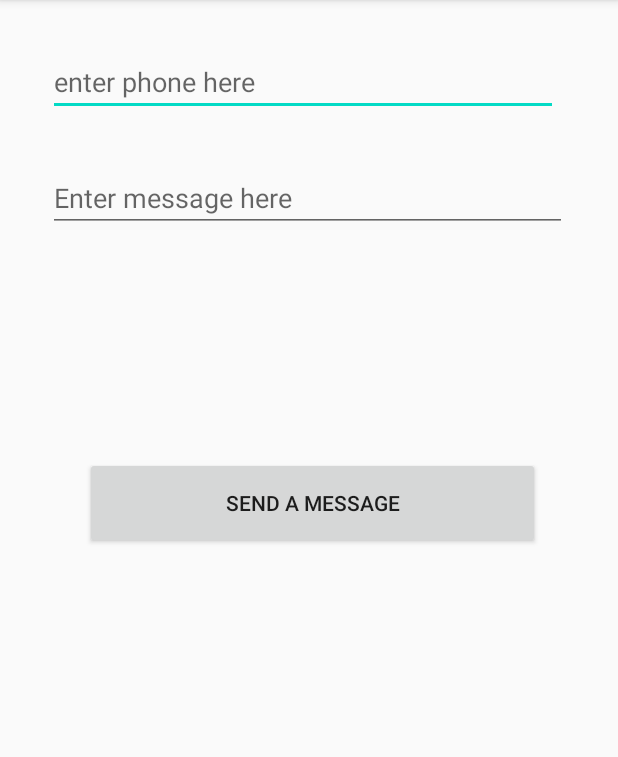
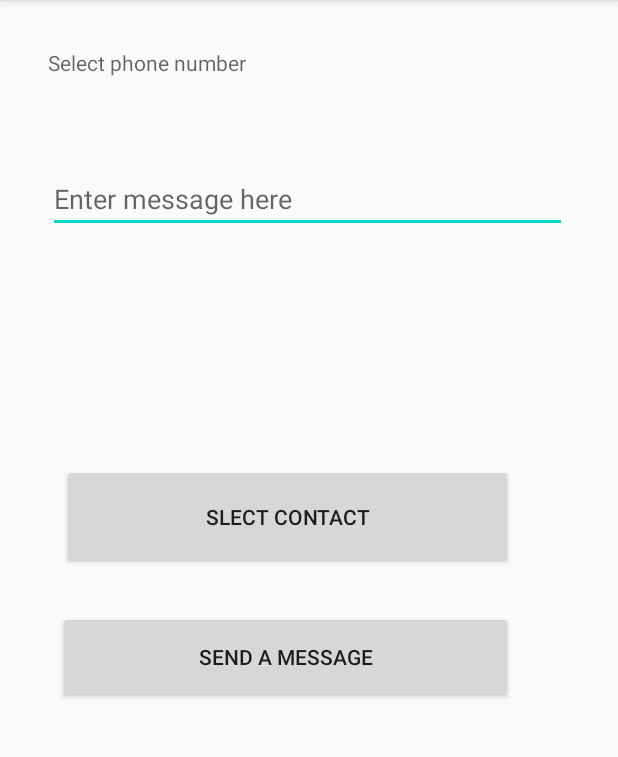
Before and after one commit to fpunch/NoweeProject, an Android app: the ChatActivity screen opened directly, with no data from a screen before it, after a tap on "SEND A MESSAGE", on a phone screen of 412 x 824 dp, the part 84-841 px from its top. Run offline under Robolectric (Android 15) with nearby library versions, the phone set to English and light mode, and no system bars; 1 statement that could not run was skipped.

Commit message:
6:54 13/10

```diff
--- a/app/src/main/java/com/example/noweeproject/ChatActivity.java
+++ b/app/src/main/java/com/example/noweeproject/ChatActivity.java
@@ -8,24 +8,57 @@ import android.annotation.SuppressLint;
 import android.app.PendingIntent;
 import android.content.Intent;
 import android.content.pm.PackageManager;
+import android.database.Cursor;
+import android.net.Uri;
 import android.os.Bundle;
+import android.provider.ContactsContract;
 import android.telephony.SmsManager;
 import android.util.Log;
 import android.view.View;
 import android.widget.Button;
 import android.widget.EditText;
+import android.widget.TextView;
 import android.widget.Toast;
 
 public class ChatActivity extends AppCompatActivity {
+    static final int PICK_CONTACT = 1;
     private static final String TAG = ChatActivity.class.getSimpleName();
     private static final int MY_PERMISSIONS_REQUEST_SEND_SMS = 1;
-    @Override
+    private String contact_number = null;
+    TextView numView = null;
     protected void onCreate(Bundle savedInstanceState) {
         super.onCreate(savedInstanceState);
         setContentView(R.layout.activity_chat);
         checkForSmsPermission();
+        Intent intent = getIntent();
+        contact_number = intent.getStringExtra("contact_num");
+        numView= findViewById(R.id.editText_main);
+        Button selectButton =  findViewById(R.id.selectContactBtn);
+
+        selectButton.setOnClickListener(new View.OnClickListener() {
+            @Override
+            public void onClick(View view) {
+                Intent intent = new Intent(Intent.ACTION_PICK
+                        , ContactsContract.CommonDataKinds.Phone.CONTENT_URI);
+                startActivityForResult(intent, PICK_CONTACT);
+            }
+        });
     }
+    protected void onActivityResult(int requestCode, int resultCode, Intent data) {
+        super.onActivityResult(requestCode, resultCode, data);
+        if (requestCode == PICK_CONTACT && resultCode == RESULT_OK) {
 
+            Uri contactUri = data.getData();
+            Cursor cursor = getContentResolver().query(contactUri, null, null, null, null);
+            if (cursor != null && cursor.moveToFirst()) {
+                int numberIndex = cursor.getColumnIndex(ContactsContract.CommonDataKinds.Phone.NUMBER);
+                contact_number = cursor.getString(numberIndex);
+                Log.d("TEST", contact_number);
+                numView.setText(contact_number);
+                cursor.close();
+            }
+        }
+    }
 
     private void checkForSmsPermission() {
         if (ActivityCompat.checkSelfPermission(this,
@@ -63,8 +96,7 @@ public class ChatActivity extends AppCompatActivity {
 
 
     public void smsSendMessage(View view) {
-        EditText editText = (EditText) findViewById(R.id.editText_main);
-        String destinationAddress = editText.getText().toString();
+
 
         EditText smsEditText = (EditText) findViewById(R.id.sms_message);
 
@@ -76,8 +108,9 @@ public class ChatActivity extends AppCompatActivity {
 
         checkForSmsPermission();
         SmsManager smsManager = SmsManager.getDefault();
-        smsManager.sendTextMessage(destinationAddress, scAddress, smsMessage,
+        smsManager.sendTextMessage(contact_number, scAddress, smsMessage,
                 sentIntent, deliveryIntent);
+        Toast.makeText(this, "message sent!", Toast.LENGTH_SHORT).show();
     }
 
 
--- a/app/src/main/res/layout/activity_chat.xml
+++ b/app/src/main/res/layout/activity_chat.xml
@@ -12,16 +12,16 @@
     tools:context="com.example.noweeproject.ChatActivity">
 
 
-    <EditText
+    <TextView
         android:id="@+id/editText_main"
-        android:layout_width="340dp"
-        android:layout_height="wrap_content"
+        android:layout_width="344dp"
+        android:layout_height="46dp"
         android:layout_marginStart="@dimen/activity_horizontal_margin"
         android:layout_marginTop="@dimen/activity_horizontal_margin"
         android:layout_marginEnd="@dimen/activity_horizontal_margin"
         android:layout_marginBottom="@dimen/activity_horizontal_margin"
-        android:inputType="phone"
-        android:hint="enter phone here"/>
+        android:hint="@string/select_phone"
+        />
 
     <EditText
         android:id="@+id/sms_message"
@@ -40,14 +40,14 @@
         android:layout_width="303dp"
         android:layout_height="61dp"
         android:layout_below="@id/editText_main"
-        android:layout_marginStart="-337dp"
-        android:layout_marginLeft="-337dp"
-        android:layout_marginTop="211dp"
+        android:layout_marginStart="-355dp"
+        android:layout_marginLeft="-355dp"
+        android:layout_marginTop="313dp"
         android:layout_toEndOf="@id/sms_message"
-        android:text="@string/send_a_message"
         android:layout_toRightOf="@id/sms_message"
         android:contentDescription="@string/send_a_message"
         android:onClick="smsSendMessage"
+        android:text="@string/send_a_message"
         android:visibility="visible" />
 
     <Button
@@ -57,12 +57,24 @@
         android:layout_below="@id/sms_message"
         android:layout_alignParentStart="true"
         android:layout_alignParentEnd="true"
-        android:layout_marginStart="76dp"
-        android:layout_marginTop="33dp"
-        android:layout_marginEnd="114dp"
+        android:layout_marginStart="112dp"
+        android:layout_marginTop="29dp"
+        android:layout_marginEnd="110dp"
         android:contentDescription="@string/retry"
         android:onClick="retryApp"
         android:text="@string/retry"
         android:visibility="invisible" />
 
+    <Button
+        android:id="@+id/selectContactBtn"
+        android:layout_width="316dp"
+        android:layout_height="70dp"
+        android:layout_alignParentStart="true"
+        android:layout_alignParentTop="true"
+        android:layout_alignParentEnd="true"
+        android:layout_marginStart="25dp"
+        android:layout_marginTop="293dp"
+        android:layout_marginEnd="54dp"
+        android:text="Slect Contact" />
+
 </RelativeLayout>
--- a/app/src/main/res/layout/activity_contact.xml
+++ b/app/src/main/res/layout/activity_contact.xml
@@ -33,14 +33,16 @@
             android:layout_height="wrap_content"
             android:layout_weight="1"
             android:backgroundTint="@color/NoweeColour"
-             />
+            android:text="Add Contact"
+            />
 
         <Button
             android:id="@+id/check"
             android:layout_width="118dp"
             android:layout_height="wrap_content"
             android:layout_weight="1"
-             />
+            android:text="Check exiting"
+            />
 
         <Button
             android:id="@+id/chatB"
@@ -48,6 +50,7 @@
             android:layout_height="wrap_content"
             android:layout_weight="1"
             android:backgroundTint="@color/NoweeColour"
+            android:text="message"
             />
 
     </LinearLayout>
--- a/app/src/main/res/values/strings.xml
+++ b/app/src/main/res/values/strings.xml
@@ -53,4 +53,5 @@
     <string name="retry">Retry</string>
     <string name="sms_disabled">SMS usage disabled</string>
     <string name="granted_permission">Permission Granted</string>
+    <string name="select_phone">Select phone number</string>
 </resources>
```
